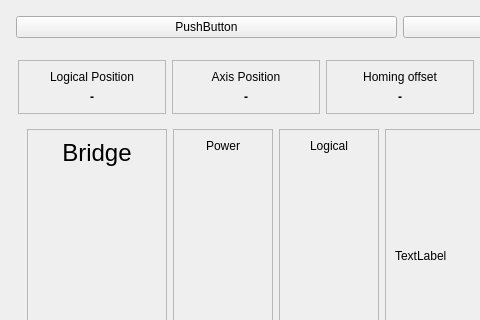
This is src/mainwindow.ui in cilo72/raspi_turntable as Qt 5 draws it before an edit; both pictures show x 0 to 480 and y 0 to 320 of the 800 by 600 pixel window. The edited form follows.
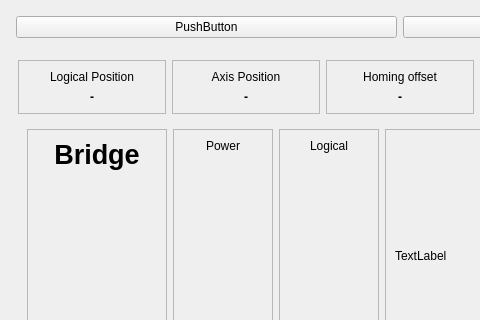
This is the edited form.

```diff
--- a/src/mainwindow.ui
+++ b/src/mainwindow.ui
@@ -271,7 +271,8 @@
                  <widget class="QLabel" name="label_4">
                   <property name="font">
                    <font>
-                    <pointsize>18</pointsize>
+                    <pointsize>20</pointsize>
+                    <bold>true</bold>
                    </font>
                   </property>
                   <property name="text">
```
